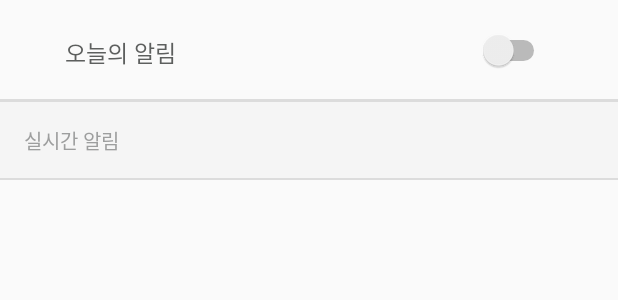
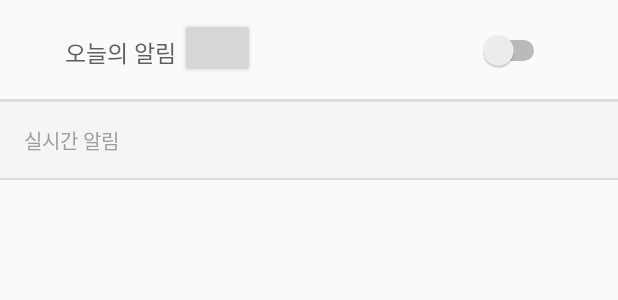
Before and after one commit to ash3734/DeokJil_YG, an Android app: the layout activity_alarm.xml on its own in the app's theme, with its tools: preview values and no code run, on a phone screen of 412 x 824 dp. Shown: the top 300 px of the screen. Run offline under Robolectric (Android 15) with nearby library versions, the phone set to English and light mode, and no system bars.

Commit message:
alarm_today_info

```diff
--- a/app/src/main/java/com/deokjilmate/www/deokjilmate/alarm/AlarmAdapter.java
+++ b/app/src/main/java/com/deokjilmate/www/deokjilmate/alarm/AlarmAdapter.java
@@ -59,7 +59,7 @@ public class AlarmAdapter extends BaseExpandableListAdapter{
         View v = convertView;
         if(v==null){
             viewHolder = new ViewHolder();
-            v = inflater.inflate(R.layout.list_parent,parent,false);
+            v = inflater.inflate(R.layout.alarm_parent,parent,false);
             viewHolder.singerTextView = (TextView)v.findViewById(R.id.alram_textview_singer);
             v.setTag(viewHolder);
 
--- a/app/src/main/res/layout/activity_alarm.xml
+++ b/app/src/main/res/layout/activity_alarm.xml
@@ -20,7 +20,7 @@
             />
 
         <TextView
-            android:layout_width="200dp"
+            android:layout_width="80dp"
             android:layout_height="38dp"
             android:text="오늘의 알림"
             android:textSize="15dp"
@@ -29,6 +29,13 @@
             android:layout_marginLeft="43dp"
             android:layout_marginTop="16dp"
             android:layout_marginBottom="12dp"
+            />
+        <Button
+            android:id="@+id/alarm_today_info"
+            android:layout_width="50dp"
+            android:layout_height="40dp"
+            android:layout_marginLeft="120dp"
+            android:layout_marginTop="12dp"
             />
 
         <Switch
```
Also changed, not shown: app/src/main/java/com/deokjilmate/www/deokjilmate/alarm/AlarmActivity.java (+39 -2 lines), app/src/main/java/com/deokjilmate/www/deokjilmate/alarm/NoticeObject.java (added, +19 -0 lines).
